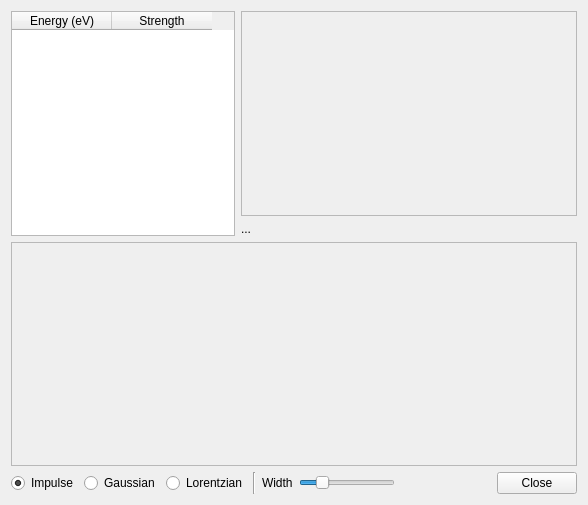
Old version of the form src/Configurator/ExcitedStatesConfigurator.ui in the repository nutjunkie/IQmol.
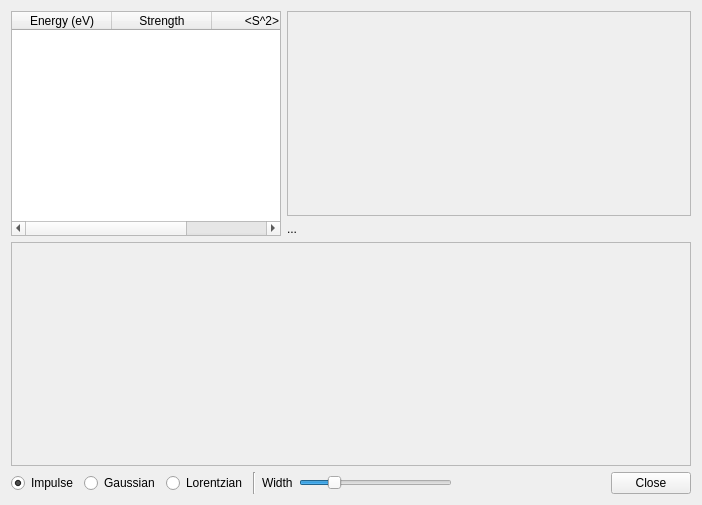
New version of the form.

Commit message: Fixed the parsing of CIS(D) excited states

The edit to the form file:
```diff
--- a/src/Configurator/ExcitedStatesConfigurator.ui
+++ b/src/Configurator/ExcitedStatesConfigurator.ui
@@ -6,7 +6,7 @@
    <rect>
     <x>0</x>
     <y>0</y>
-    <width>588</width>
+    <width>702</width>
     <height>505</height>
    </rect>
   </property>
@@ -66,6 +66,11 @@
          <string>Strength</string>
         </property>
        </column>
+       <column>
+        <property name="text">
+         <string>&lt;S^2&gt;</string>
+        </property>
+       </column>
       </widget>
      </item>
      <item>
```
The commit also changes 6 other files.
